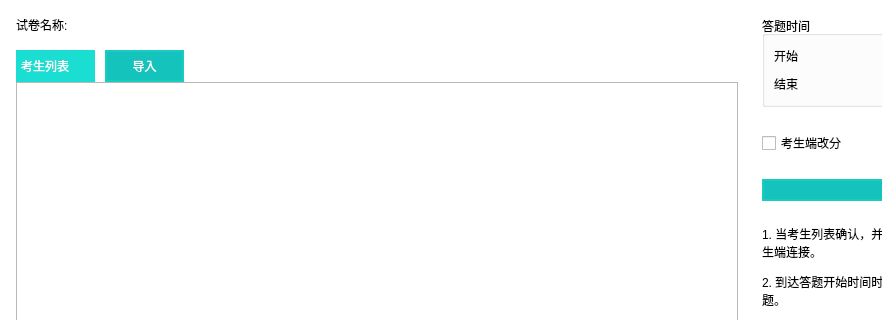
First picture: the form in SubWidget/pushview.ui, repository jkjkil4/ExamSysTeacher, before the edit; both pictures show x 0 to 882 and y 0 to 320 of the 1128 by 715 pixel window.
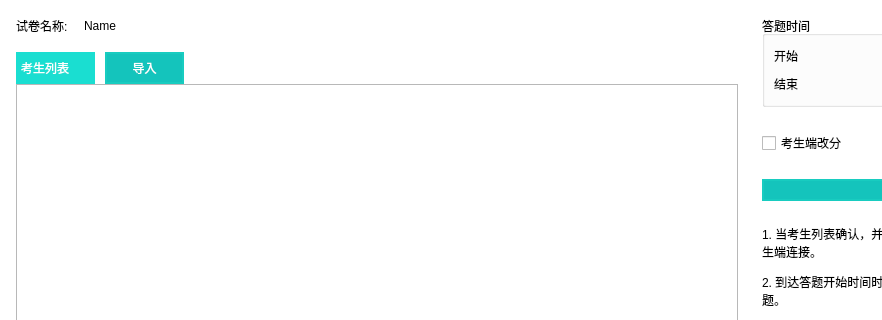
Second picture: the form after the edit.

Patch:
```diff
--- a/SubWidget/pushview.ui
+++ b/SubWidget/pushview.ui
@@ -16,18 +16,6 @@
   <property name="styleSheet">
    <string notr="true">QWidget#PushView{
 	background-color: white;
-}
-
-QPushButton{
-	color: #FFFFFF;
-	border: 2px solid rgb(24, 204, 192);
-	background-color: rgb(20,196,188);
-}
-QPushButton:hover{
-	background-color: rgb(22,218,208);
-}
-QPushButton:pressed{
-	background-color: rgb(17,171,164);
 }</string>
   </property>
   <layout class="QHBoxLayout" name="horizontalLayout_4" stretch="0,0">
@@ -52,11 +40,35 @@
       <number>16</number>
      </property>
      <item>
-      <widget class="QLabel" name="labelProjName">
-       <property name="text">
-        <string>试卷名称:</string>
-       </property>
-      </widget>
+      <layout class="QHBoxLayout" name="layoutTop">
+       <item>
+        <widget class="QLabel" name="labelProjNameText">
+         <property name="text">
+          <string>试卷名称:</string>
+         </property>
+        </widget>
+       </item>
+       <item>
+        <widget class="QLabel" name="labelProjName">
+         <property name="text">
+          <string>Name</string>
+         </property>
+        </widget>
+       </item>
+       <item>
+        <spacer name="horizontalSpacer">
+         <property name="orientation">
+          <enum>Qt::Horizontal</enum>
+         </property>
+         <property name="sizeHint" stdset="0">
+          <size>
+           <width>40</width>
+           <height>20</height>
+          </size>
+         </property>
+        </spacer>
+       </item>
+      </layout>
      </item>
      <item>
       <layout class="QVBoxLayout" name="verticalLayout">
@@ -103,6 +115,19 @@
              <verstretch>0</verstretch>
             </sizepolicy>
            </property>
+           <property name="styleSheet">
+            <string notr="true">QPushButton{
+	color: #FFFFFF;
+	border: 2px solid rgb(24, 204, 192);
+	background-color: rgb(20,196,188);
+}
+QPushButton:hover{
+	background-color: rgb(22,218,208);
+}
+QPushButton:pressed{
+	background-color: rgb(17,171,164);
+}</string>
+           </property>
            <property name="text">
             <string>导入</string>
            </property>
@@ -200,6 +225,19 @@
      </item>
      <item>
       <widget class="QPushButton" name="btnPush">
+       <property name="styleSheet">
+        <string notr="true">QPushButton{
+	color: #FFFFFF;
+	border: 2px solid rgb(24, 204, 192);
+	background-color: rgb(20,196,188);
+}
+QPushButton:hover{
+	background-color: rgb(22,218,208);
+}
+QPushButton:pressed{
+	background-color: rgb(17,171,164);
+}</string>
+       </property>
        <property name="text">
         <string>发放试卷</string>
        </property>
@@ -245,6 +283,19 @@
      </item>
      <item>
       <widget class="QPushButton" name="btnBack">
+       <property name="styleSheet">
+        <string notr="true">QPushButton{
+	color: #FFFFFF;
+	border: 2px solid rgb(24, 204, 192);
+	background-color: rgb(20,196,188);
+}
+QPushButton:hover{
+	background-color: rgb(22,218,208);
+}
+QPushButton:pressed{
+	background-color: rgb(17,171,164);
+}</string>
+       </property>
        <property name="text">
         <string>返回</string>
        </property>
```
